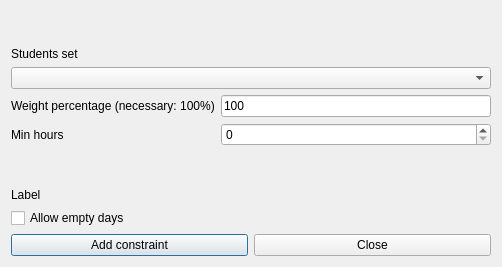
Old version of the form fet/src/interface/addconstraintstudentssetminhoursdailyform_template.ui in the repository vonmecheln/fet.
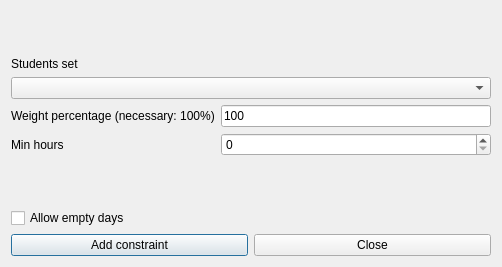
New version of the form.

What changed in the file:
```diff
--- a/fet/src/interface/addconstraintstudentssetminhoursdailyform_template.ui
+++ b/fet/src/interface/addconstraintstudentssetminhoursdailyform_template.ui
@@ -111,13 +111,6 @@
      </property>
     </spacer>
    </item>
-   <item row="6" column="0" colspan="3">
-    <widget class="QLabel" name="allowLabel">
-     <property name="text">
-      <string notr="true">Label</string>
-     </property>
-    </widget>
-   </item>
    <item row="7" column="0" colspan="3">
     <widget class="QCheckBox" name="allowEmptyDaysCheckBox">
      <property name="text">
```
Left out of the diff: 90 changed lines with no effect on the pictures.
